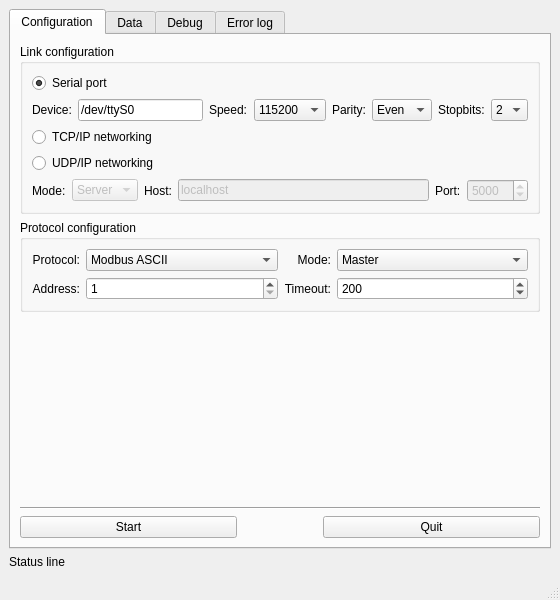
This is Interface/QT/ModbusFrame.ui in blaa/Modbus as Qt 5 draws it before an edit. The edited form follows.
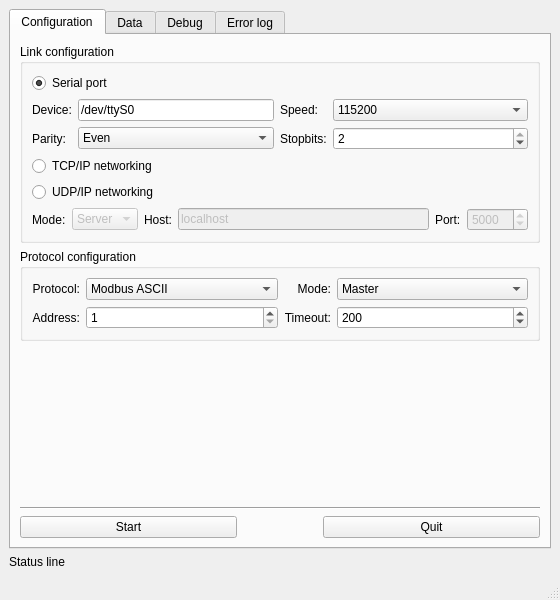
This is the edited form.

The edit to the form file:
```diff
--- a/Interface/QT/ModbusFrame.ui
+++ b/Interface/QT/ModbusFrame.ui
@@ -66,8 +66,8 @@
             </widget>
            </item>
            <item>
-            <layout class="QHBoxLayout" name="horizontalLayout_2">
-             <item>
+            <layout class="QGridLayout" name="gridLayout_3" columnstretch="0,1,0,1">
+             <item row="0" column="0">
               <widget class="QLabel" name="label_7">
                <property name="text">
                 <string>Device:</string>
@@ -77,14 +77,14 @@
                </property>
               </widget>
              </item>
-             <item>
+             <item row="0" column="1">
               <widget class="QLineEdit" name="SerialDevice">
                <property name="text">
                 <string>/dev/ttyS0</string>
                </property>
               </widget>
              </item>
-             <item>
+             <item row="0" column="2">
               <widget class="QLabel" name="label_4">
                <property name="sizePolicy">
                 <sizepolicy hsizetype="Minimum" vsizetype="Minimum">
@@ -100,7 +100,7 @@
                </property>
               </widget>
              </item>
-             <item>
+             <item row="0" column="3">
               <widget class="QComboBox" name="SerialSpeed">
                <property name="enabled">
                 <bool>true</bool>
@@ -180,7 +180,7 @@
                </item>
               </widget>
              </item>
-             <item>
+             <item row="1" column="0">
               <widget class="QLabel" name="label_5">
                <property name="text">
                 <string>Parity:</string>
@@ -190,7 +190,7 @@
                </property>
               </widget>
              </item>
-             <item>
+             <item row="1" column="1">
               <widget class="QComboBox" name="SerialParity">
                <property name="whatsThis">
                 <string>Parity selection</string>
@@ -212,7 +212,7 @@
                </item>
               </widget>
              </item>
-             <item>
+             <item row="1" column="2">
               <widget class="QLabel" name="label_6">
                <property name="text">
                 <string>Stopbits:</string>
@@ -222,21 +222,17 @@
                </property>
               </widget>
              </item>
-             <item>
-              <widget class="QComboBox" name="SerialStopbits">
-               <property name="currentIndex">
+             <item row="1" column="3">
+              <widget class="QSpinBox" name="SerialStopbits">
+               <property name="minimum">
                 <number>1</number>
                </property>
-               <item>
-                <property name="text">
-                 <string>1</string>
-                </property>
-               </item>
-               <item>
-                <property name="text">
-                 <string>2</string>
-                </property>
-               </item>
+               <property name="maximum">
+                <number>2</number>
+               </property>
+               <property name="value">
+                <number>2</number>
+               </property>
               </widget>
              </item>
             </layout>
@@ -377,7 +373,7 @@
                 <number>1</number>
                </property>
                <property name="maximum">
-                <number>254</number>
+                <number>255</number>
                </property>
               </widget>
              </item>
```
Left out of the diff: 40 changed lines with no effect on the pictures.
